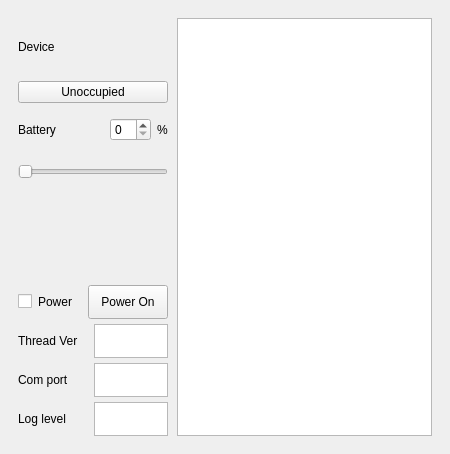
Samsung/ioter, file res/view/occupancy.ui: the form before one commit.
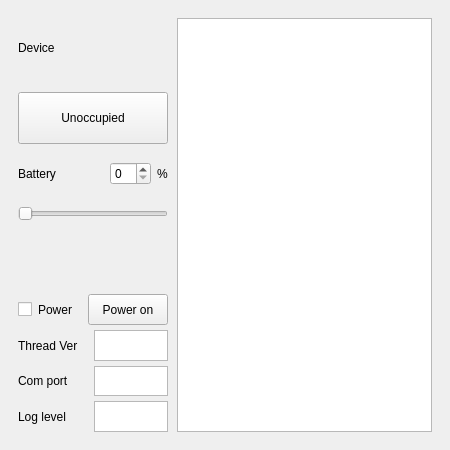
The form after the commit.

What changed in the file:
```diff
--- a/res/view/occupancy.ui
+++ b/res/view/occupancy.ui
@@ -7,7 +7,7 @@
     <x>0</x>
     <y>0</y>
     <width>450</width>
-    <height>454</height>
+    <height>450</height>
    </rect>
   </property>
   <property name="windowTitle">
@@ -151,9 +151,15 @@
              <number>6</number>
             </property>
             <item>
-             <layout class="QVBoxLayout" name="verticalLayout_7" stretch="1,1,1">
+             <layout class="QVBoxLayout" name="verticalLayout_7" stretch="2,1,1">
+              <property name="spacing">
+               <number>18</number>
+              </property>
               <item>
-               <layout class="QVBoxLayout" name="verticalLayout_6" stretch="1,0">
+               <layout class="QVBoxLayout" name="verticalLayout_6" stretch="0,0">
+                <property name="topMargin">
+                 <number>3</number>
+                </property>
                 <item>
                  <widget class="QLabel" name="labelDevicePicture">
                   <property name="sizePolicy">
@@ -162,6 +168,9 @@
                     <verstretch>0</verstretch>
                    </sizepolicy>
                   </property>
+                  <property name="frameShape">
+                   <enum>QFrame::NoFrame</enum>
+                  </property>
                   <property name="text">
                    <string>Device</string>
                   </property>
@@ -185,7 +194,7 @@
               <item>
                <layout class="QVBoxLayout" name="verticalLayout_10" stretch="1,1">
                 <property name="spacing">
-                 <number>0</number>
+                 <number>18</number>
                 </property>
                 <property name="topMargin">
                  <number>0</number>
@@ -284,10 +293,13 @@
                 <property name="orientation">
                  <enum>Qt::Vertical</enum>
                 </property>
+                <property name="sizeType">
+                 <enum>QSizePolicy::Preferred</enum>
+                </property>
                 <property name="sizeHint" stdset="0">
                  <size>
                   <width>5</width>
-                  <height>40</height>
+                  <height>30</height>
                  </size>
                 </property>
                </spacer>
@@ -312,7 +324,7 @@
               <property name="minimumSize">
                <size>
                 <width>0</width>
-                <height>34</height>
+                <height>0</height>
                </size>
               </property>
               <property name="maximumSize">
@@ -322,7 +334,7 @@
                </size>
               </property>
               <property name="text">
-               <string>Power On</string>
+               <string>Power on</string>
               </property>
              </widget>
             </item>
@@ -351,7 +363,7 @@
               <property name="minimumSize">
                <size>
                 <width>0</width>
-                <height>34</height>
+                <height>0</height>
                </size>
               </property>
               <property name="maximumSize">
@@ -387,7 +399,7 @@
               <property name="minimumSize">
                <size>
                 <width>0</width>
-                <height>34</height>
+                <height>0</height>
                </size>
               </property>
               <property name="maximumSize">
@@ -423,7 +435,7 @@
               <property name="minimumSize">
                <size>
                 <width>0</width>
-                <height>34</height>
+                <height>0</height>
                </size>
               </property>
               <property name="maximumSize">
```
